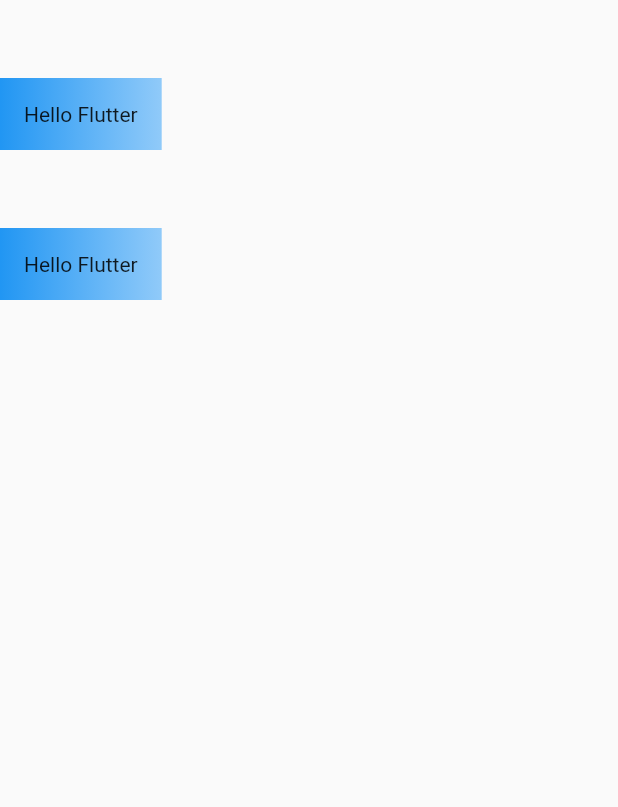
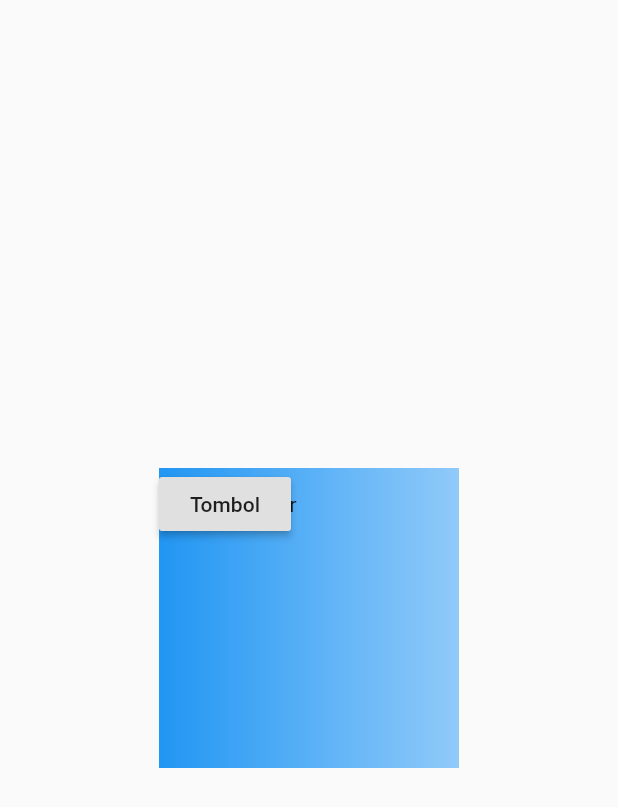
Before and after one commit to omrobbie/flutter-dasar-ui, a Flutter app: the screen it shows after launch, on a phone screen of 412 x 824 dp. Shown: the top 807 px of the screen. Run offline on Flutter 3.47's test engine with Material 2 defaults, Android fonts, the phone set to English and light mode, and no system bars.

Commit message:
menyusun widget dengan menumpuk

```diff
--- a/lib/hello_screen.dart
+++ b/lib/hello_screen.dart
@@ -17,9 +17,10 @@ class _HelloScreenState extends State<HelloScreen> {
           ],
         ),
       ),
-      margin: EdgeInsets.only(top: 52.0),
       padding: EdgeInsets.all(16.0),
       child: Text('Hello Flutter'),
+      width: 200.0,
+      height: 200.0,
     );
 
     var baris = Row(
@@ -30,8 +31,21 @@ class _HelloScreenState extends State<HelloScreen> {
       children: <Widget>[body, body],
     );
 
+    var label = Text('Hello Flutter');
+
+    var tombol = RaisedButton(
+      child: Text('Tombol'),
+      onPressed: () {},
+    );
+
+    var tumpuk = Stack(
+      children: <Widget>[body, tombol],
+    );
+
     return Scaffold(
-      body: kolom,
+      body: Center(
+        child: tumpuk,
+      ),
     );
   }
 }
```
